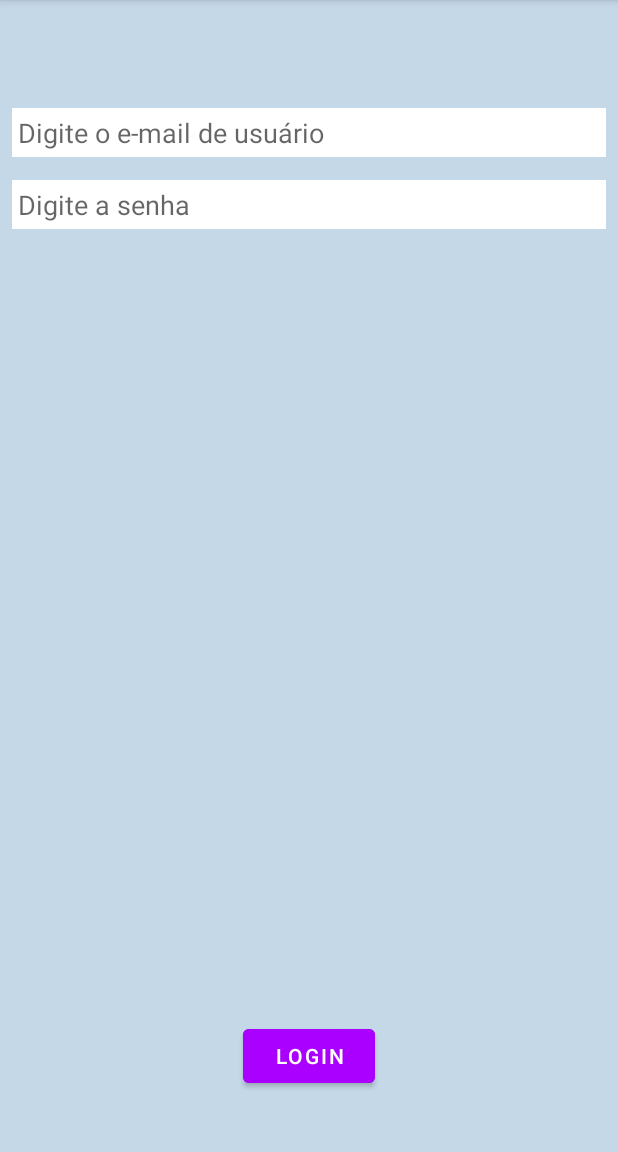
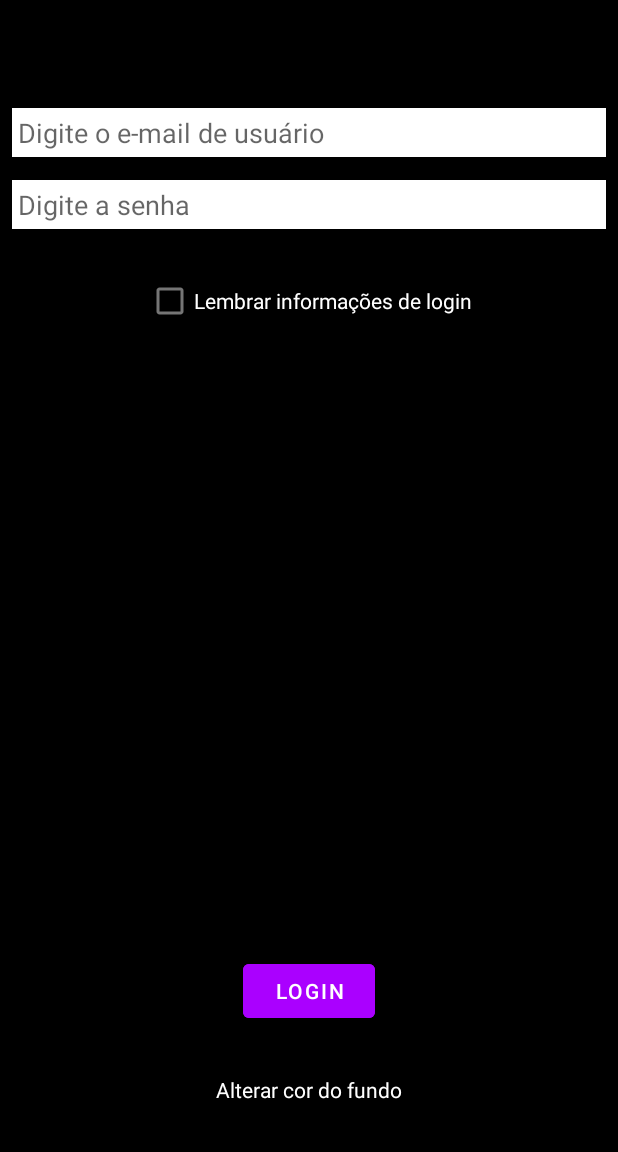
Before and after one commit to IanCL-10/ianleite_dmo, an Android app: the screen it shows after launch (MainActivity), on a phone screen of 412 x 824 dp, the part 84-1236 px from its top. Run offline under Robolectric (Android 15) with nearby library versions, the phone set to English and light mode, and no system bars.

Commit message:
Atualização do LoginHardcore

```diff
--- a/LoginHardcore/app/src/main/java/br/edu/iancl/loginhardcore/constantes/Constantes.java
+++ b/LoginHardcore/app/src/main/java/br/edu/iancl/loginhardcore/constantes/Constantes.java
@@ -7,4 +7,6 @@ public class Constantes {
 
     public static final String KEY_USERNAME = "username";
     public static final String KEY_PASSWORD = "passwd";
+    public static final String KEY_SAVE_PREFERENCES = "lembrar";
+    public static final String KEY_DEFAULT_BACKGROUND = "default_background";
 }
--- a/LoginHardcore/app/src/main/java/br/edu/iancl/loginhardcore/data/UsuarioDAO.java
+++ b/LoginHardcore/app/src/main/java/br/edu/iancl/loginhardcore/data/UsuarioDAO.java
@@ -11,7 +11,7 @@ public class UsuarioDAO {
 
     public UsuarioDAO(){
         usuarioList = new ArrayList<>(10);
-        usuarioList.add(new Usuario( "ednilsonrossi@ifsp.edu.br",12345));
+        usuarioList.add(new Usuario( "edinilsonrossi@ifsp.edu.br",12345));
         usuarioList.add(new Usuario( "pernalonga@ifsp.edu.br",12345));
         usuarioList.add(new Usuario( "dick_vigarista@ifsp.edu.br",12345));
         usuarioList.add(new Usuario( "bob_esponja@ifsp.edu.br",12345));
--- a/LoginHardcore/app/src/main/java/br/edu/iancl/loginhardcore/view/MainActivity.java
+++ b/LoginHardcore/app/src/main/java/br/edu/iancl/loginhardcore/view/MainActivity.java
@@ -1,17 +1,19 @@
 package br.edu.iancl.loginhardcore.view;
 
 import androidx.appcompat.app.AppCompatActivity;
+import androidx.constraintlayout.widget.ConstraintLayout;
 
 import android.content.Intent;
+import android.content.SharedPreferences;
 import android.os.Bundle;
 import android.view.View;
 import android.widget.Button;
+import android.widget.CheckBox;
 import android.widget.EditText;
-import android.widget.Toast;
+import android.widget.TextView;
 
 import br.edu.iancl.loginhardcore.R;
 import br.edu.iancl.loginhardcore.constantes.Constantes;
-import br.edu.iancl.loginhardcore.controller.LoginController;
 
 public class MainActivity extends AppCompatActivity implements View.OnClickListener {
 
@@ -19,6 +21,15 @@ public class MainActivity extends AppCompatActivity implements View.OnClickListe
     private EditText mUserEditText;
     private EditText mPasswordEditText;
     private Button mLoginButton;
+    private CheckBox mSaveLoginCheckBox;
+
+    //Referencia para objetos de preferencias do usário
+    private SharedPreferences mSharedPreferences;
+
+    //Novos
+    private TextView mChangeBackgroundView;
+    private ConstraintLayout mConstraintLayout;
+    private boolean mBlueBackground;
 
     @Override
     protected void onCreate(Bundle savedInstanceState) {
@@ -26,19 +37,37 @@ public class MainActivity extends AppCompatActivity implements View.OnClickListe
         setContentView(R.layout.activity_main);
 
         //Recuperando referencias do layout
+        mChangeBackgroundView = findViewById(R.id.view_background_change);
+        mConstraintLayout = findViewById(R.id.constraint_layout);
         mUserEditText = findViewById(R.id.edit_user);
         mPasswordEditText = findViewById(R.id.edit_password);
         mLoginButton = findViewById(R.id.button_login);
+        mSaveLoginCheckBox = findViewById(R.id.check_save_data);
 
         //Configurando o listener
         mLoginButton.setOnClickListener(this);
+        mChangeBackgroundView.setOnClickListener(this);
+
+        //Instanciar as preferencias de modo privado. Somente acessivel no app;
+        mSharedPreferences = this.getPreferences(MODE_PRIVATE);
+        //Verficar se o usuário já salvou suas preferencias
+        checkPreferences();
+        updateUI();
     }
 
     @Override
     public void onClick(View view) {
         if (view == mLoginButton) {
             login();
+        }else if(view == mChangeBackgroundView){
+            changeBackground();
         }
+    }
+
+    private void changeBackground(){
+        mBlueBackground = !mBlueBackground;
+        savePreferences("", -1);
+        updateUI();
     }
 
     private void login() {
@@ -49,6 +78,9 @@ public class MainActivity extends AppCompatActivity implements View.OnClickListe
         } catch (NumberFormatException ex) {
             password = 0;
         }
+
+        //Grava as preferencias do usuário
+        savePreferences(username, password);
 
         //Cria um pacote/Embrulho de dados (Bundle) para enviar para a nova Activity
         Bundle embrulho = new Bundle();
@@ -61,6 +93,45 @@ public class MainActivity extends AppCompatActivity implements View.OnClickListe
         //Incluir  o embrulho na intenção
         intencao.putExtras(embrulho);
         startActivity(intencao);
+    }
+
+    private void savePreferences(String username, int password) {
+        SharedPreferences.Editor editor = mSharedPreferences.edit();
+        if (mSaveLoginCheckBox.isChecked()) {
+            editor.putString(Constantes.KEY_USERNAME, username)
+                    .putInt(Constantes.KEY_PASSWORD, password)
+                    .putBoolean(Constantes.KEY_SAVE_PREFERENCES, true)
+                    .putBoolean(Constantes.KEY_DEFAULT_BACKGROUND, mBlueBackground);
+        } else {
+            editor.putString(Constantes.KEY_USERNAME, "")
+                    .putInt(Constantes.KEY_PASSWORD, -1)
+                    .putBoolean(Constantes.KEY_SAVE_PREFERENCES, false)
+                    .putBoolean(Constantes.KEY_DEFAULT_BACKGROUND, mBlueBackground);
+        }
+        editor.commit();
+    }
+
+    private void checkPreferences() {
+        String usuario = mSharedPreferences.getString(Constantes.KEY_USERNAME, "");
+        int senha = mSharedPreferences.getInt(Constantes.KEY_PASSWORD, -1);
+        boolean lembrar = mSharedPreferences.getBoolean(Constantes.KEY_SAVE_PREFERENCES, false);
+        if (lembrar) {
+            mUserEditText.setText(usuario);
+            mPasswordEditText.setText(String.format("%d", senha));
+            mSaveLoginCheckBox.setChecked(true);
+        }
+    }
+
+    private void updateUI(){
+        if(!mBlueBackground){
+            mConstraintLayout.setBackgroundColor(getColor(R.color.black));
+            mSaveLoginCheckBox.setTextColor(getColor(R.color.white));
+            mChangeBackgroundView.setTextColor(getColor(R.color.white));
+        }else{
+            mConstraintLayout.setBackgroundColor(getColor(R.color.background_app));
+            mSaveLoginCheckBox.setTextColor(getColor(R.color.black));
+            mChangeBackgroundView.setTextColor(getColor(R.color.black));
+        }
 
     }
 }
--- a/LoginHardcore/app/src/main/res/layout/activity_main.xml
+++ b/LoginHardcore/app/src/main/res/layout/activity_main.xml
@@ -2,6 +2,7 @@
 <androidx.constraintlayout.widget.ConstraintLayout xmlns:android="http://schemas.android.com/apk/res/android"
     xmlns:app="http://schemas.android.com/apk/res-auto"
     xmlns:tools="http://schemas.android.com/tools"
+    android:id="@+id/constraint_layout"
     android:layout_width="match_parent"
     android:layout_height="match_parent"
     android:background="#C5D8E8"
@@ -42,9 +43,30 @@
         android:layout_marginBottom="32dp"
         android:backgroundTint="#AA00FF"
         android:text="@string/login"
+        app:layout_constraintBottom_toTopOf="@id/view_background_change"
+        app:layout_constraintEnd_toEndOf="parent"
+        app:layout_constraintStart_toStartOf="parent" />
+
+    <CheckBox
+        android:id="@+id/check_save_data"
+        android:layout_width="wrap_content"
+        android:layout_height="wrap_content"
+        android:layout_marginTop="24dp"
+        android:text="@string/check_remember_login_data"
+        android:textColor="@color/black"
+        app:layout_constraintEnd_toEndOf="parent"
+        app:layout_constraintStart_toStartOf="parent"
+        app:layout_constraintTop_toBottomOf="@+id/edit_password" />
+
+    <TextView
+        android:id="@+id/view_background_change"
+        android:layout_width="wrap_content"
+        android:layout_height="wrap_content"
+        android:layout_marginBottom="24dp"
+        android:text="Alterar cor do fundo"
+        android:textColor="@color/black"
         app:layout_constraintBottom_toBottomOf="parent"
         app:layout_constraintEnd_toEndOf="parent"
         app:layout_constraintStart_toStartOf="parent" />
 
-
 </androidx.constraintlayout.widget.ConstraintLayout>
--- a/LoginHardcore/app/src/main/res/values/colors.xml
+++ b/LoginHardcore/app/src/main/res/values/colors.xml
@@ -7,4 +7,5 @@
     <color name="teal_700">#FF018786</color>
     <color name="black">#FF000000</color>
     <color name="white">#FFFFFFFF</color>
+    <color name="background_app">#C5D8E8</color>
 </resources>
--- a/LoginHardcore/app/src/main/res/values/strings.xml
+++ b/LoginHardcore/app/src/main/res/values/strings.xml
@@ -5,5 +5,6 @@
     <string name="login">Login</string>
     <string name="msg_login_success">Login realizado com sucesso.</string>
     <string name="msg_login_error">Erro ao realizar login.</string>
+    <string name="check_remember_login_data">Lembrar informações de login</string>
 
 </resources>
```
Also changed, not shown: LoginHardcore/app/src/main/res/layout/activity_login.xml (+4 -4 lines).
